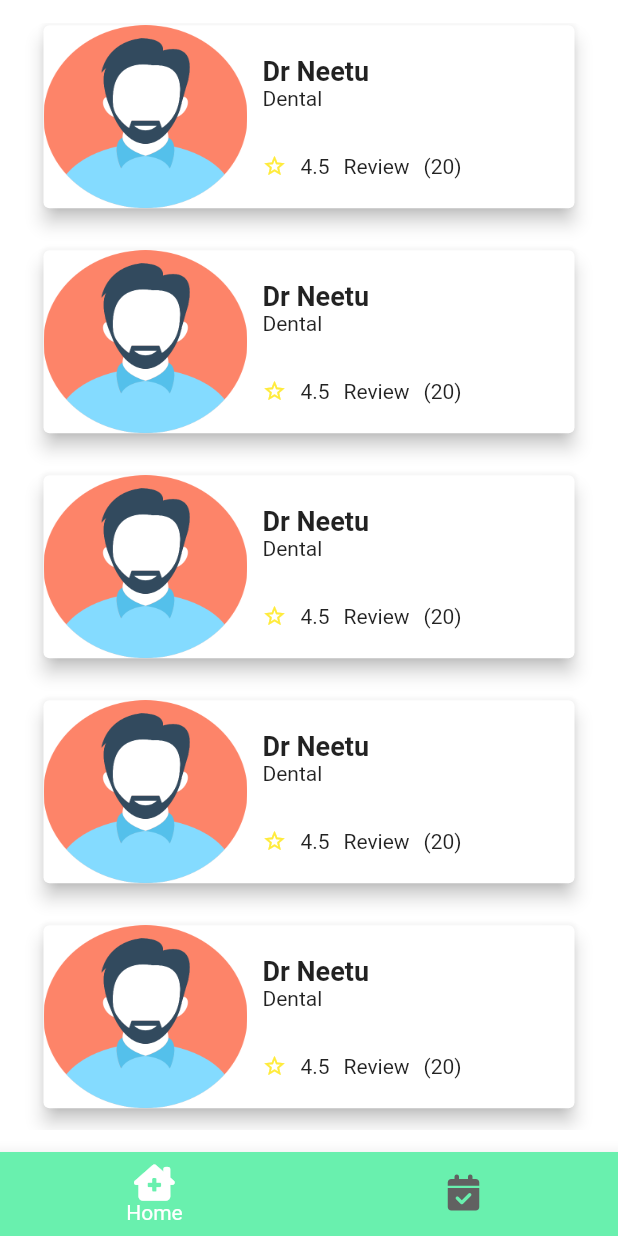
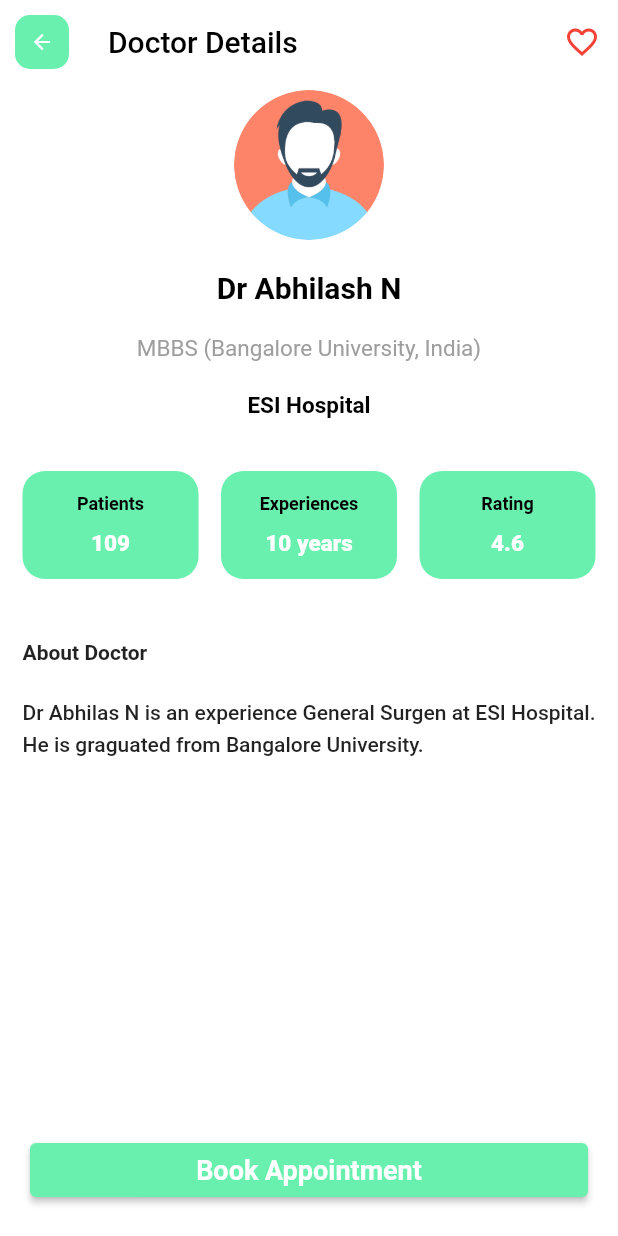
Before and after one commit to itsmohsin/manasuApp, a Flutter app: the MainLayout screen opened by its route, scrolled down 576 dp, after a tap on "Dr Neetu", on a phone screen of 412 x 824 dp. Run offline on Flutter 3.47's test engine with Material 2 defaults, Android fonts, the phone set to English and light mode, and no system bars; our stand-ins replace font_awesome_flutter.

Commit message:
done with Doctor details page UI

```diff
--- /dev/null
+++ b/lib/components/custom_appbar.dart
@@ -0,0 +1,63 @@
+import 'package:flutter/material.dart';
+import 'package:font_awesome_flutter/font_awesome_flutter.dart';
+import 'package:manasu/utils/config.dart';
+
+class CustomAppBar extends StatefulWidget implements PreferredSizeWidget {
+  const CustomAppBar(
+      {super.key, this.appTitle, this.route, this.icon, this.actions});
+
+  @override
+  State<CustomAppBar> createState() => _CustomAppBarState();
+
+  @override
+  Size get preferredSize => const Size.fromHeight(60);
+
+  final String? appTitle;
+  final String? route;
+  final FaIcon? icon;
+  final List<Widget>? actions;
+}
+
+class _CustomAppBarState extends State<CustomAppBar> {
+  @override
+  Widget build(BuildContext context) {
+    return AppBar(
+      automaticallyImplyLeading: true,
+      backgroundColor: Colors.white, // background color is white in this app
+      elevation: 0,
+      title: Text(
+        widget.appTitle!,
+        style: const TextStyle(
+          color: Colors.black,
+          fontSize: 20,
+        ),
+      ),
+      // if icon is not set, return null
+      leading: widget.icon != null
+          ? Container(
+              margin: const EdgeInsets.symmetric(horizontal: 10, vertical: 10),
+              decoration: BoxDecoration(
+                borderRadius: BorderRadius.circular(10),
+                color: Config.primaryColor,
+              ),
+              child: IconButton(
+                onPressed: () {
+                  // if route is given this icon button will navigate to that route
+                  if (widget.route != null) {
+                    Navigator.of(context).pushNamed(widget.route!);
+                  } else {
+                    // else, kust pop back to previous page
+                    Navigator.of(context).pop();
+                  }
+                },
+                icon: widget.icon!,
+                iconSize: 16,
+                color: Colors.white,
+              ),
+            )
+          : null,
+      // if action is not set, return null
+      actions: widget.actions ?? null,
+    );
+  }
+}
--- a/lib/components/doctor_card.dart
+++ b/lib/components/doctor_card.dart
@@ -1,14 +1,11 @@
 import 'package:flutter/material.dart';
 import 'package:manasu/utils/config.dart';
 
-class DoctorCard extends StatefulWidget {
-  const DoctorCard({super.key});
+class DoctorCard extends StatelessWidget {
+  const DoctorCard({super.key, required this.route});
 
-  @override
-  State<DoctorCard> createState() => _DoctorCardState();
-}
+  final String route;
 
-class _DoctorCardState extends State<DoctorCard> {
   @override
   Widget build(BuildContext context) {
     Config().init(context);
@@ -72,7 +69,10 @@ class _DoctorCardState extends State<DoctorCard> {
             ],
           ),
         ),
-        onTap: () {}, // Navigate to Doctor Details Page
+        onTap: () {
+          // Redirect to Doctor Details Page
+          Navigator.of(context).pushNamed(route);
+        },
       ),
     );
   }
--- a/lib/main.dart
+++ b/lib/main.dart
@@ -1,6 +1,7 @@
 import 'package:flutter/material.dart';
 import 'package:manasu/main_layout.dart';
 import 'package:manasu/screens/auth_page.dart';
+import 'package:manasu/screens/doctor_details.dart';
 import 'package:manasu/utils/config.dart';
 
 void main() {
@@ -47,7 +48,9 @@ class MyApp extends StatelessWidget {
         // which is the auth page (login and signup)
         '/': (context) => const AuthPage(),
         // this is for main layout after login
-        'main': (context) => const MainLayout()
+        'main': (context) => const MainLayout(),
+        // this is for doctor details page
+        'doc_details': (context) => const DoctorDetails(),
       },
     );
   }
--- /dev/null
+++ b/lib/screens/doctor_details.dart
@@ -0,0 +1,228 @@
+import 'package:flutter/material.dart';
+import 'package:font_awesome_flutter/font_awesome_flutter.dart';
+import 'package:manasu/components/button.dart';
+import 'package:manasu/components/custom_appbar.dart';
+import 'package:manasu/utils/config.dart';
+
+class DoctorDetails extends StatefulWidget {
+  const DoctorDetails({super.key});
+
+  @override
+  State<DoctorDetails> createState() => _DoctorDetailsState();
+}
+
+class _DoctorDetailsState extends State<DoctorDetails> {
+  // for favarite buttons
+  bool isFav = false;
+
+  @override
+  Widget build(BuildContext context) {
+    return Scaffold(
+      // created a custom app bar,
+      appBar: CustomAppBar(
+        appTitle: 'Doctor Details',
+        icon: const FaIcon(Icons.arrow_back),
+        actions: [
+          // Favrite Button
+          IconButton(
+            onPressed: () {
+              isFav = !isFav;
+            },
+            icon: FaIcon(
+              isFav ? Icons.favorite_border : Icons.favorite_outline,
+              color: Colors.red,
+            ),
+          ),
+        ],
+      ),
+      body: SafeArea(
+        child: Column(
+          children: <Widget>[
+            // build doctor avatar and introduction here
+            const AboutDoctor(),
+            // details of the doctor
+            const DetailBody(),
+            const Spacer(),
+            Padding(
+              padding: const EdgeInsets.all(20),
+              child: Button(
+                width: double.infinity,
+                title: 'Book Appointment',
+                disable: false,
+                onPressed: () {},
+              ),
+            ),
+          ],
+        ),
+      ),
+    );
+  }
+}
+
+class AboutDoctor extends StatelessWidget {
+  const AboutDoctor({super.key});
+
+  @override
+  Widget build(BuildContext context) {
+    Config().init(context);
+    return SizedBox(
+      width: double.infinity,
+      child: Column(
+        children: <Widget>[
+          const CircleAvatar(
+            radius: 50.0,
+            backgroundImage: AssetImage('assets/man.png'),
+            backgroundColor: Colors.white,
+          ),
+          Config.spaceSmall,
+          const Text(
+            'Dr Abhilash N',
+            style: TextStyle(
+              color: Colors.black,
+              fontSize: 20.0,
+              fontWeight: FontWeight.bold,
+            ),
+          ),
+          Config.spaceSmall,
+          SizedBox(
+            width: Config.widthSize * 0.75,
+            child: const Text(
+              'MBBS (Bangalore University, India)',
+              style: TextStyle(
+                color: Colors.grey,
+                fontSize: 15,
+              ),
+              softWrap: true,
+              textAlign: TextAlign.center,
+            ),
+          ),
+          Config.spaceSmall,
+          SizedBox(
+            width: Config.widthSize * 0.75,
+            child: const Text(
+              'ESI Hospital',
+              style: TextStyle(
+                color: Colors.black,
+                fontWeight: FontWeight.bold,
+                fontSize: 15,
+              ),
+              softWrap: true,
+              textAlign: TextAlign.center,
+            ),
+          ),
+        ],
+      ),
+    );
+  }
+}
+
+class DetailBody extends StatelessWidget {
+  const DetailBody({super.key});
+
+  @override
+  Widget build(BuildContext context) {
+    Config().init(context);
+    return Container(
+      padding: const EdgeInsets.all(15),
+      margin: const EdgeInsets.only(bottom: 15),
+      child: Column(
+        crossAxisAlignment: CrossAxisAlignment.stretch,
+        children: <Widget>[
+          Config.spaceSmall,
+          // doctor experience, patient and ratings
+          const DoctorInfo(),
+          Config.spaceMedium,
+          const Text(
+            'About Doctor',
+            style: TextStyle(fontWeight: FontWeight.w600),
+          ),
+          Config.spaceSmall,
+          const Text(
+            'Dr Abhilas N is an experience General Surgen at ESI Hospital. He is graguated from Bangalore University.',
+            style: TextStyle(
+              fontWeight: FontWeight.w500,
+              height: 1.5,
+            ),
+            softWrap: true,
+            textAlign: TextAlign.justify,
+          ),
+        ],
+      ),
+    );
+  }
+}
+
+class DoctorInfo extends StatelessWidget {
+  const DoctorInfo({super.key});
+
+  @override
+  Widget build(BuildContext context) {
+    return const Row(
+      children: <Widget>[
+        // lets extract another class
+        InfoCard(
+          label: 'Patients',
+          value: '109',
+        ),
+        SizedBox(
+          width: 15,
+        ),
+        InfoCard(
+          label: 'Experiences',
+          value: '10 years',
+        ),
+        SizedBox(
+          width: 15,
+        ),
+        InfoCard(
+          label: 'Rating',
+          value: '4.6',
+        ),
+      ],
+    );
+  }
+}
+
+class InfoCard extends StatelessWidget {
+  const InfoCard({super.key, required this.label, required this.value});
+
+  final String label;
+  final String value;
+
+  @override
+  Widget build(BuildContext context) {
+    return Expanded(
+      child: Container(
+        decoration: BoxDecoration(
+          borderRadius: BorderRadius.circular(15),
+          color: Config.primaryColor,
+        ),
+        padding: const EdgeInsets.symmetric(
+          vertical: 15,
+          horizontal: 15,
+        ),
+        child: Column(
+          children: <Widget>[
+            Text(
+              label,
+              style: const TextStyle(
+                color: Colors.black,
+                fontSize: 12,
+                fontWeight: FontWeight.w600,
+              ),
+            ),
+            const SizedBox(height: 10),
+            Text(
+              value,
+              style: const TextStyle(
+                color: Colors.white,
+                fontSize: 15,
+                fontWeight: FontWeight.w800,
+              ),
+            ),
+          ],
+        ),
+      ),
+    );
+  }
+}
--- a/lib/screens/home_page.dart
+++ b/lib/screens/home_page.dart
@@ -140,7 +140,9 @@ class _HomePageState extends State<HomePage> {
                 // list of top doctos
                 Column(
                   children: List.generate(10, (index) {
-                    return const DoctorCard();
+                    return const DoctorCard(
+                      route: 'doc_details',
+                    );
                   }),
                 )
               ],
--- a/lib/utils/config.dart
+++ b/lib/utils/config.dart
@@ -22,7 +22,7 @@ class Config {
   }
 
   // define spacing height
-  static const spaceSmall = SizedBox(height: 25);
+  static const spaceSmall = SizedBox(height: 20);
   static final spaceMedium = SizedBox(height: screenHeight! * 0.05);
   static final spaceBig = SizedBox(height: screenWidth! * 0.08);
 
```
